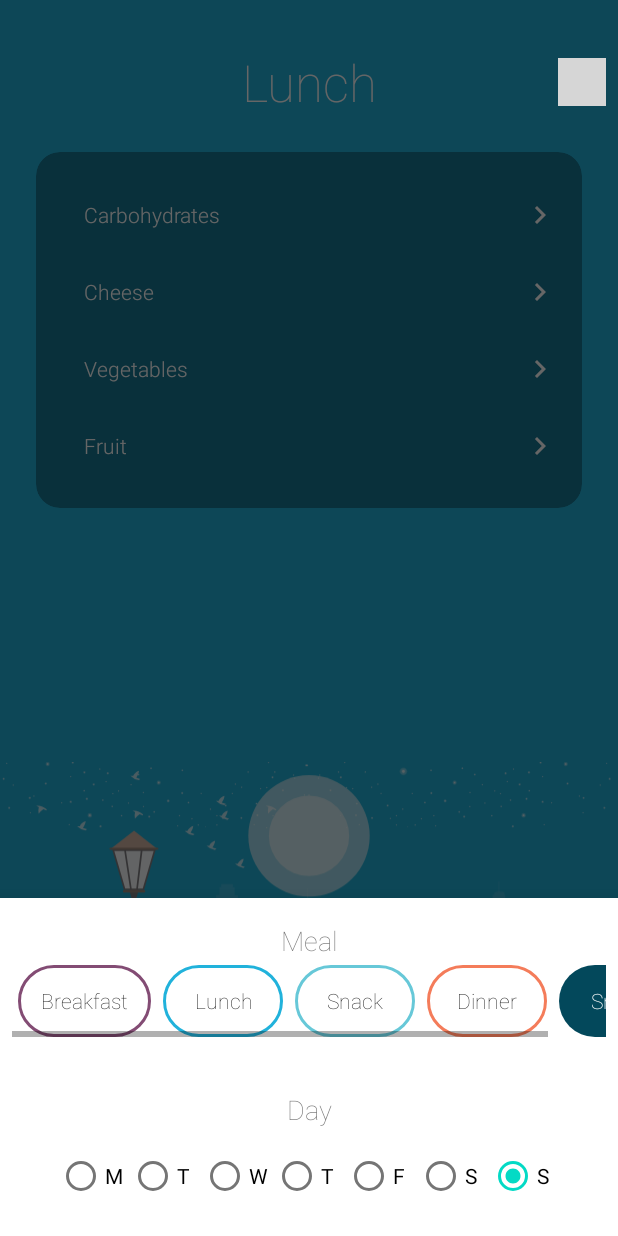
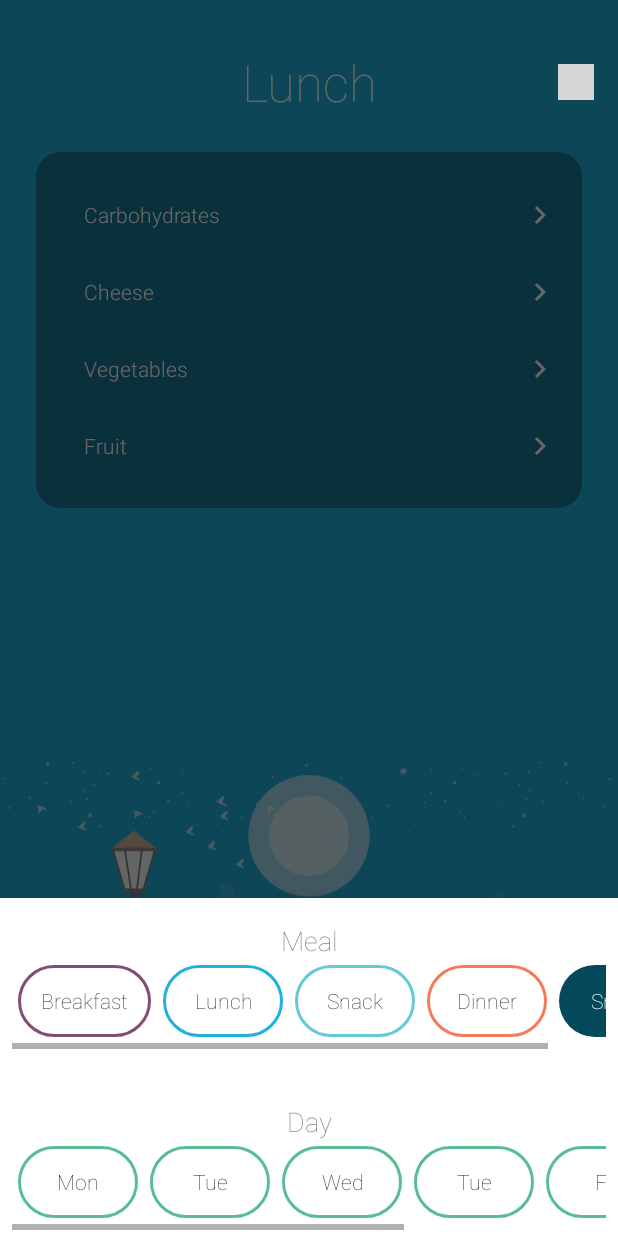
Before and after one commit to tiwiz/diet, an Android app: the fragment AlternativeMealFragment placed in its activity, on a phone screen of 412 x 824 dp. Run offline under Robolectric (Android 15) with nearby library versions, the light colour scheme and no system bars; our stand-ins replace Dagger/Hilt's generated code, Room's generated code, navigation-ui; libraries missing offline, so code that uses them is left out: androidx.hilt.lifecycle; 3 statements that could not run were skipped; grey boxes are pictures that could not be loaded.

Commit message:
Change layout of the days as well

```diff
--- /dev/null
+++ b/app/src/main/res/drawable/day_checkbox_background.xml
@@ -0,0 +1,18 @@
+<?xml version="1.0" encoding="utf-8"?>
+<selector xmlns:android="http://schemas.android.com/apk/res/android">
+
+    <item android:state_checked="true">
+        <shape android:shape="rectangle">
+            <corners android:radius="50dp" />
+            <solid android:width="2dp" android:color="@color/progress_background_color" />
+        </shape>
+    </item>
+
+    <item android:state_checked="false">
+        <shape android:shape="rectangle">
+            <corners android:radius="50dp" />
+            <stroke android:width="2dp" android:color="@color/progress_background_color" />
+        </shape>
+    </item>
+
+</selector>
--- a/app/src/main/res/layout/fragment_alternative_meal.xml
+++ b/app/src/main/res/layout/fragment_alternative_meal.xml
@@ -38,6 +38,7 @@
             android:layout_height="wrap_content"
             android:gravity="center_horizontal"
             android:orientation="horizontal"
+            android:paddingBottom="8dp"
             android:scrollIndicators="none">
 
             <RadioButton
@@ -89,68 +90,81 @@
         android:layout_height="wrap_content"
         android:layout_marginTop="32dp"
         android:fontFamily="sans-serif-thin"
-        android:text="Day"
+        android:text="@string/alternate_day_title"
         android:textAppearance="@style/TextAppearance.AppCompat.Medium"
         app:layout_constraintEnd_toEndOf="parent"
         app:layout_constraintStart_toStartOf="parent"
         app:layout_constraintTop_toBottomOf="@+id/scrollableMeals" />
 
-    <RadioGroup
-        android:id="@+id/days"
+    <HorizontalScrollView
+        android:id="@+id/scrollable_days"
         android:layout_width="0dp"
         android:layout_height="wrap_content"
-        android:layout_marginStart="8dp"
-        android:layout_marginTop="8dp"
-        android:layout_marginEnd="8dp"
-        android:layout_marginBottom="16dp"
-        android:gravity="center_horizontal"
-        android:orientation="horizontal"
-        android:scrollIndicators="bottom"
+        android:paddingHorizontal="8dp"
+        android:paddingVertical="4dp"
         app:layout_constraintBottom_toBottomOf="parent"
         app:layout_constraintEnd_toEndOf="parent"
         app:layout_constraintStart_toStartOf="parent"
         app:layout_constraintTop_toBottomOf="@+id/day_picker_title">
 
+        <RadioGroup
+            android:id="@+id/days"
+            android:layout_width="0dp"
+            android:layout_height="wrap_content"
+            android:gravity="center_horizontal"
+            android:orientation="horizontal"
+            android:paddingBottom="8dp"
+            android:scrollIndicators="none">
+
             <RadioButton
                 android:id="@+id/day1"
+                style="@style/DayCheckBox"
                 android:layout_width="wrap_content"
                 android:layout_height="wrap_content"
-            android:text="M" />
+                android:text="@string/day_1_short" />
 
             <RadioButton
                 android:id="@+id/day2"
+                style="@style/DayCheckBox"
                 android:layout_width="wrap_content"
                 android:layout_height="wrap_content"
-            android:text="T" />
+                android:text="@string/day_2_short" />
 
             <RadioButton
                 android:id="@+id/day3"
+                style="@style/DayCheckBox"
                 android:layout_width="wrap_content"
                 android:layout_height="wrap_content"
-            android:text="W" />
+                android:text="@string/day_3_short" />
 
             <RadioButton
                 android:id="@+id/day4"
+                style="@style/DayCheckBox"
                 android:layout_width="wrap_content"
                 android:layout_height="wrap_content"
-            android:text="T" />
+                android:text="@string/day_4_short" />
 
             <RadioButton
                 android:id="@+id/day5"
+                style="@style/DayCheckBox"
                 android:layout_width="wrap_content"
                 android:layout_height="wrap_content"
-            android:text="F" />
+                android:text="@string/day_5_short" />
 
             <RadioButton
                 android:id="@+id/day6"
+                style="@style/DayCheckBox"
                 android:layout_width="wrap_content"
                 android:layout_height="wrap_content"
-            android:text="S" />
+                android:text="@string/day_6_short" />
 
             <RadioButton
                 android:id="@+id/day7"
+                style="@style/DayCheckBox"
                 android:layout_width="wrap_content"
                 android:layout_height="wrap_content"
-            android:text="S" />
+                android:text="@string/day_7_short" />
         </RadioGroup>
+
+    </HorizontalScrollView>
 </androidx.constraintlayout.widget.ConstraintLayout>
--- a/app/src/main/res/layout/fragment_current_meal.xml
+++ b/app/src/main/res/layout/fragment_current_meal.xml
@@ -59,15 +59,16 @@
 
     <ImageView
         android:id="@+id/meal_selection"
-        android:layout_width="32dp"
-        android:layout_height="32dp"
+        android:layout_width="24dp"
+        android:layout_height="24dp"
         android:layout_marginStart="8dp"
-        android:layout_marginEnd="8dp"
+        android:layout_marginEnd="16dp"
         app:layout_constraintBottom_toBottomOf="@+id/title"
         app:layout_constraintEnd_toEndOf="parent"
         app:layout_constraintHorizontal_bias="1.0"
         app:layout_constraintStart_toEndOf="@+id/title"
         app:layout_constraintTop_toTopOf="@+id/title"
-        app:srcCompat="@drawable/ic_calendar" />
+        app:srcCompat="@drawable/ic_calendar"
+        android:background="?selectableItemBackground"/>
 
 </androidx.constraintlayout.widget.ConstraintLayout>
--- a/app/src/main/res/values/dimens.xml
+++ b/app/src/main/res/values/dimens.xml
@@ -3,5 +3,6 @@
     <dimen name="checkbox_horizontal_padding">15dp</dimen>
     <dimen name="checkbox_vertical_padding">10dp</dimen>
     <dimen name="checkbox_big_min_width">80dp</dimen>
+    <dimen name="checkbox_small_min_width">50dp</dimen>
     <dimen name="checkbox_horizontal_margin">4dp</dimen>
 </resources>
--- a/app/src/main/res/values/strings.xml
+++ b/app/src/main/res/values/strings.xml
@@ -35,5 +35,13 @@
     <string name="alternate_meal_title">Meal</string>
     <string name="afternoon_snack_short">Snack</string>
     <string name="night_snack_short">Snack</string>
+    <string name="alternate_day_title">Day</string>
+    <string name="day_1_short">Mon</string>
+    <string name="day_2_short">Tue</string>
+    <string name="day_3_short">Wed</string>
+    <string name="day_4_short">Tue</string>
+    <string name="day_5_short">Fri</string>
+    <string name="day_6_short">Sat</string>
+    <string name="day_7_short">Sun</string>
 
 </resources>
--- a/app/src/main/res/values/styles.xml
+++ b/app/src/main/res/values/styles.xml
@@ -18,4 +18,16 @@
         <item name="android:layout_marginHorizontal">@dimen/checkbox_horizontal_margin</item>
     </style>
 
+    <style name="DayCheckBox">
+        <item name="android:button">@null</item>
+        <item name="android:paddingHorizontal">@dimen/checkbox_horizontal_padding</item>
+        <item name="android:paddingVertical">@dimen/checkbox_vertical_padding</item>
+        <item name="android:minWidth">@dimen/checkbox_big_min_width</item>
+        <item name="android:fontFamily">sans-serif-thin</item>
+        <item name="android:textColor">@color/check_box_color_selector</item>
+        <item name="android:gravity">center</item>
+        <item name="android:layout_marginHorizontal">@dimen/checkbox_horizontal_margin</item>
+        <item name="android:background">@drawable/day_checkbox_background</item>
+    </style>
+
 </resources>
```
Lines whose indentation alone changed are shown as unchanged.
